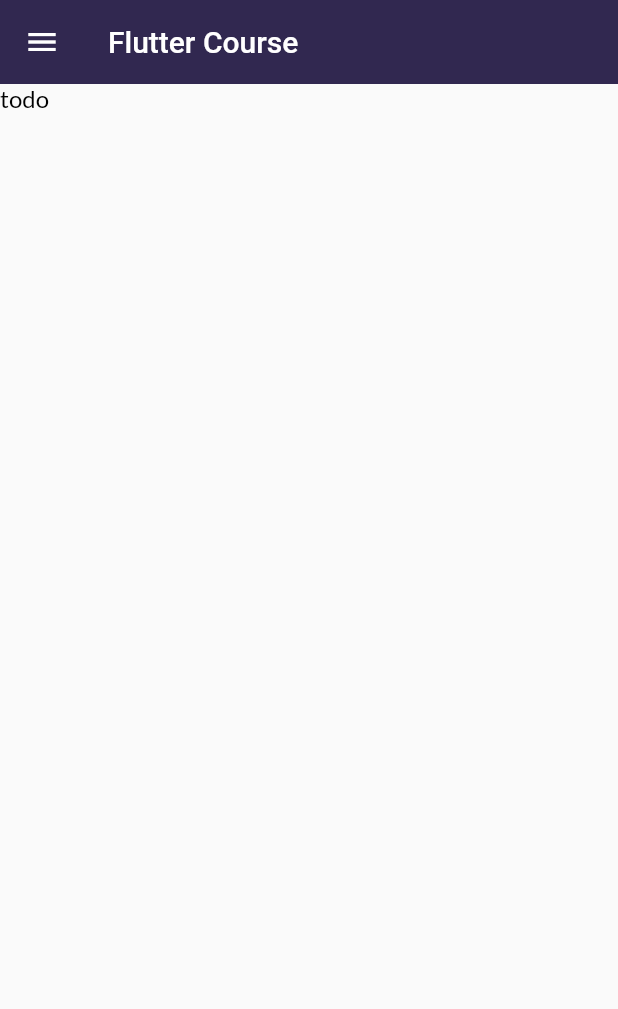
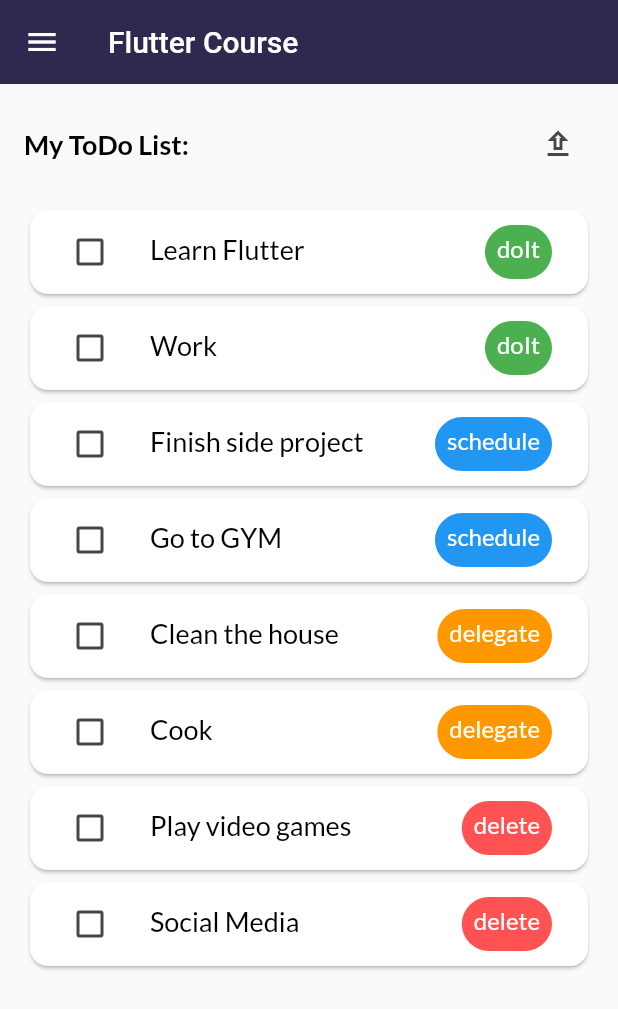
Before and after one commit to linaalbaroudi/flutter_course, a Flutter app: the screen it shows after launch, on a phone screen of 412 x 824 dp. Shown: the top 1009 px of the screen. Run offline on Flutter 3.47's test engine with Material 2 defaults, Android fonts, the phone set to English and light mode, and no system bars; our stand-ins replace google_fonts.

Commit message:
todo app

```diff
--- a/lib/features/todo_app/todo.screen.dart
+++ b/lib/features/todo_app/todo.screen.dart
@@ -1,4 +1,6 @@
 import 'package:flutter/material.dart';
+import 'package:meals_app/features/todo_app/todo_item.widget.dart';
+import 'package:meals_app/features/todo_app/todo_model.dart';
 
 import '../components/drawer.dart';
 
@@ -10,6 +12,33 @@ class ToDoApp extends StatefulWidget {
 }
 
 class _ToDoAppState extends State<ToDoApp> {
+  Order _order = Order.asc;
+  final List<ToDo> _todos = [
+    const ToDo(title: "Learn Flutter", priority: Priority.doIt),
+    const ToDo(title: "Clean the house", priority: Priority.delegate),
+    const ToDo(title: "Play video games", priority: Priority.delete),
+    const ToDo(title: "Finish side project", priority: Priority.schedule),
+    const ToDo(title: "Work", priority: Priority.doIt),
+    const ToDo(title: "Cook", priority: Priority.delegate),
+    const ToDo(title: "Social Media", priority: Priority.delete),
+    const ToDo(title: "Go to GYM", priority: Priority.schedule),
+  ];
+
+  List<ToDo> get _orderedToDos {
+    final orderedList = List.of(_todos);
+    orderedList.sort((a, b) {
+      final bComesAfterA = a.priority.order.compareTo(b.priority.order);
+      return _order == Order.asc ? bComesAfterA : -bComesAfterA;
+    });
+    return orderedList;
+  }
+
+  void _changeOrder() {
+    setState(() {
+      _order = _order == Order.asc ? Order.desc : Order.asc;
+    });
+  }
+
   @override
   Widget build(BuildContext context) {
     return SafeArea(
@@ -20,8 +49,44 @@ class _ToDoAppState extends State<ToDoApp> {
         drawer: Drawer(
           child: CustomDrawer(),
         ),
-
-        body: Text("todo"),
+        body: Padding(
+          padding: const EdgeInsets.all(16.0),
+          child: Column(
+            children: [
+              Row(
+                mainAxisAlignment: MainAxisAlignment.spaceBetween,
+                children: [
+                  Text("My ToDo List:", style: Theme.of(context).textTheme.headlineSmall),
+                  IconButton(
+                      onPressed: _changeOrder,
+                      icon: _order == Order.asc
+                          ? Icon(Icons.upload_outlined)
+                          : Icon(Icons.download_outlined))
+                ],
+              ),
+              const SizedBox(
+                height: 16,
+              ),
+              Expanded(
+                // child: ListView.builder(
+                //   itemBuilder: (context, index) => ToDoItem(
+                //       key: ValueKey(_orderedToDos[index].title),
+                //       to do: _orderedToDos[index]),
+                //   itemCount: _orderedToDos.length,
+                // ),
+                child: Column(
+                  children: [
+                    for (final todo in _orderedToDos)
+                      ToDoItem(
+                        key: ObjectKey(todo), // ValueKey()
+                        todo: todo,
+                      ),
+                  ],
+                ),
+              ),
+            ],
+          ),
+        ),
       ),
     );
   }
--- /dev/null
+++ b/lib/features/todo_app/todo_item.widget.dart
@@ -0,0 +1,61 @@
+import 'package:flutter/material.dart';
+import 'package:meals_app/features/todo_app/todo_model.dart';
+
+class ToDoItem extends StatefulWidget {
+  const ToDoItem({super.key, required this.todo});
+
+  final ToDo todo;
+
+  @override
+  State<ToDoItem> createState() => _ToDoItemState();
+}
+
+class _ToDoItemState extends State<ToDoItem> {
+
+  bool _isDone = false;
+
+  void _setDone(bool? isChecked) {
+    setState(() {
+      _isDone = isChecked ?? false;
+    });
+  }
+
+  @override
+  Widget build(BuildContext context) {
+    return  Card(
+      child: ListTile(
+        // leading: Column(
+        //   mainAxisAlignment: MainAxisAlignment.center,
+        //   mainAxisSize: MainAxisSize.max,
+        //   children: [
+        //     _isDone ? Icon(Icons.task_alt) : Icon(Icons.circle_outlined),
+        //   ],
+        // ),
+        leading: Checkbox(
+          value: _isDone,
+          onChanged: (value)=> _setDone(value),
+        ),
+        title: Padding(
+          padding: const EdgeInsets.only(bottom: 4),
+          child: Text(
+            widget.todo.title,
+            style: Theme.of(context).textTheme.bodyLarge,
+            maxLines: 2,
+            overflow: TextOverflow.ellipsis,
+          ),
+        ),
+        trailing: Container(
+          decoration: BoxDecoration(
+              borderRadius: BorderRadius.circular(20), color: widget.todo.priority.color),
+          child: Container(
+            padding: EdgeInsets.only(top: 6, left: 8, right: 8),
+            height: 36,
+            child: Text("${widget.todo.priority.name}",
+                style: Theme.of(context).textTheme.bodyMedium?.copyWith(color: Colors.white)),
+          ),
+        ),
+        // onTap: ()=> _setDone(!_isDone),
+      ),
+    );
+  }
+}
--- /dev/null
+++ b/lib/features/todo_app/todo_model.dart
@@ -0,0 +1,27 @@
+import 'package:flutter/material.dart';
+
+class ToDo{
+  final String title;
+  final Priority priority;
+
+  const ToDo({required this.title, required this.priority});
+}
+
+enum Order{
+  asc,
+  desc
+}
+
+enum Priority{
+  doIt(isUrgent: true, isImportant: true, order: 1, color: Colors.green),
+  schedule(isUrgent: false, isImportant: true, order: 2, color: Colors.blue),
+  delegate(isUrgent: true, isImportant: false, order: 3, color: Colors.orange),
+  delete(isUrgent: false, isImportant: false, order: 4, color: Colors.redAccent);
+
+  final bool isUrgent;
+  final bool isImportant;
+  final int order;
+  final Color color;
+
+  const Priority({required this.isImportant, required this.isUrgent, required this.order, required this.color});
+}
```
